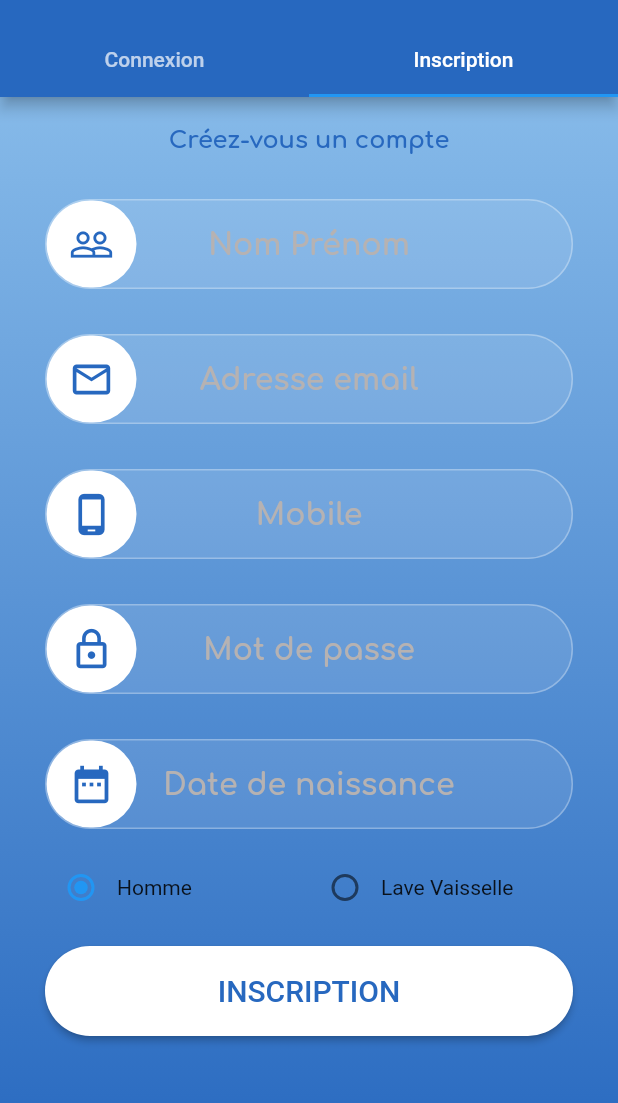
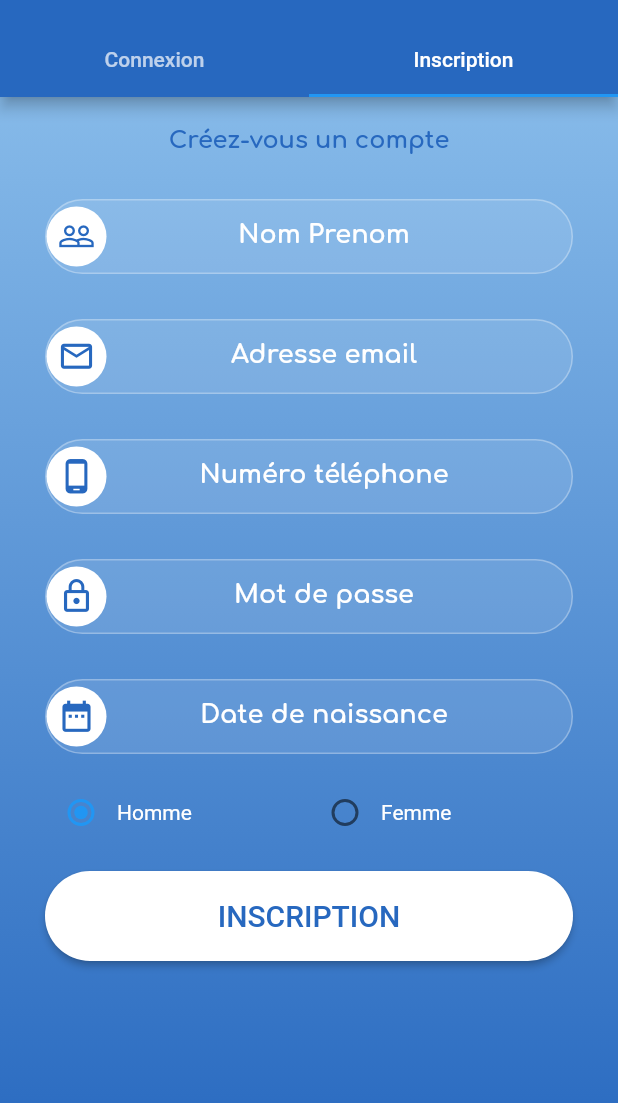
Before and after one commit to istrk33/coloc_app, a Flutter app: the screen it shows after launch, tab 2 chosen, on a phone screen of 412 x 824 dp, the part 59-1162 px from its top. Run offline on Flutter 3.47's test engine with Material 2 defaults, Android fonts, the phone set to English and light mode, and no system bars; our stand-ins replace cloud_firestore, firebase_auth, firebase_core, google_fonts; accounts and stored records are empty.

Commit message:
fields height reduced and labelfield fixed on focus

```diff
--- a/lib/auth/sign_in.dart
+++ b/lib/auth/sign_in.dart
@@ -116,38 +116,42 @@ class InputSection extends StatelessWidget {
               borderRadius: BorderRadius.circular(30),
               color: const Color.fromRGBO(255, 255, 255, 0.1),
             ),
-            height: 60,
+            height: 50,
             child: Row(
               children: [
                 Container(
-                  height: 60,
-                  width: 60,
+                  height: 40,
+                  width: 40,
                   decoration: BoxDecoration(
                     borderRadius: BorderRadius.circular(30),
                     color: Colors.white,
                   ),
                   child: const Icon(
                     Icons.people_outline,
-                    size: 30,
+                    size: 25,
                     color: Color(0xff2768bf),
                   ),
                 ),
                 SizedBox(
                   height: 60,
-                  width: 230,
+                  width: 270,
                   child: Center(
                     child: TextField(
                       controller: emailField,
+                      keyboardType: TextInputType.emailAddress,
                       textAlign: TextAlign.center,
                       style: GoogleFonts.comfortaa(
-                          fontSize: 20,
+                          fontSize: 18,
                           color: Colors.white,
                           fontWeight: FontWeight.bold),
                       obscureText: false,
                       decoration: InputDecoration(
-                        hintText: 'Adresse email',
-                        hintStyle: GoogleFonts.comfortaa(
-                            color: Color.fromARGB(255, 182, 178, 178)),
+                        label: const Center(
+                          child: Text("Adresse email"),
+                        ),
+                        labelStyle: GoogleFonts.comfortaa(color: Colors.white),
+                        contentPadding: EdgeInsets.fromLTRB(10, 0, 0, 20),
+                        floatingLabelBehavior: FloatingLabelBehavior.never,
                         border: InputBorder.none,
                       ),
                     ),
@@ -163,38 +167,41 @@ class InputSection extends StatelessWidget {
               borderRadius: BorderRadius.circular(30),
               color: const Color.fromRGBO(255, 255, 255, 0.1),
             ),
-            height: 60,
+            height: 50,
             child: Row(
               children: [
                 Container(
-                  height: 60,
-                  width: 60,
+                  height: 40,
+                  width: 40,
                   decoration: BoxDecoration(
                     borderRadius: BorderRadius.circular(30),
                     color: Colors.white,
                   ),
                   child: const Icon(
                     Icons.lock_outline,
-                    size: 30,
+                    size: 25,
                     color: Color(0xff2768bf),
                   ),
                 ),
                 SizedBox(
                   height: 60,
-                  width: 230,
+                  width: 280,
                   child: Center(
                     child: TextField(
                       controller: passwordField,
                       textAlign: TextAlign.center,
                       style: GoogleFonts.comfortaa(
-                          fontSize: 20,
+                          fontSize: 18,
                           color: Colors.white,
                           fontWeight: FontWeight.bold),
                       obscureText: true,
                       decoration: InputDecoration(
-                        hintText: 'Mot de passe',
-                        hintStyle: GoogleFonts.comfortaa(
-                            color: Color.fromARGB(255, 182, 178, 178)),
+                        label: const Center(
+                          child: Text("Mot de passe"),
+                        ),
+                        labelStyle: GoogleFonts.comfortaa(color: Colors.white),
+                        contentPadding: EdgeInsets.fromLTRB(10, 0, 0, 20),
+                        floatingLabelBehavior: FloatingLabelBehavior.never,
                         border: InputBorder.none,
                       ),
                     ),
--- a/lib/auth/sign_up.dart
+++ b/lib/auth/sign_up.dart
@@ -2,7 +2,7 @@ import 'package:flutter/material.dart';
 import 'package:firebase_auth/firebase_auth.dart';
 import 'package:cloud_firestore/cloud_firestore.dart';
 import 'package:google_fonts/google_fonts.dart';
-import 'package:fluttertoast/fluttertoast.dart';
+//import 'package:fluttertoast/fluttertoast.dart';
 
 FirebaseAuth auth = FirebaseAuth.instance;
 FirebaseFirestore firestore = FirebaseFirestore.instance;
@@ -77,37 +77,40 @@ class _InputSection extends State<InputSection> {
               borderRadius: BorderRadius.circular(30),
               color: const Color.fromRGBO(255, 255, 255, 0.1),
             ),
-            height: 60,
+            height: 50,
             child: Row(
               children: [
                 Container(
-                  height: 60,
-                  width: 60,
+                  height: 40,
+                  width: 40,
                   decoration: BoxDecoration(
                     borderRadius: BorderRadius.circular(30),
                     color: Colors.white,
                   ),
                   child: const Icon(
                     Icons.people_outline,
-                    size: 30,
+                    size: 25,
                     color: Color(0xff2768bf),
                   ),
                 ),
                 SizedBox(
                   height: 60,
-                  width: 230,
+                  width: 280,
                   child: Center(
                     child: TextField(
                       controller: firstLastNameField,
                       textAlign: TextAlign.center,
                       style: GoogleFonts.comfortaa(
-                          fontSize: 20,
+                          fontSize: 17,
                           color: Color.fromARGB(255, 255, 255, 255),
                           fontWeight: FontWeight.bold),
                       decoration: InputDecoration(
-                        hintText: 'Nom Prénom',
-                        hintStyle: GoogleFonts.comfortaa(
-                            color: Color.fromARGB(255, 182, 178, 178)),
+                        label: const Center(
+                          child: Text("Nom Prenom"),
+                        ),
+                        labelStyle: GoogleFonts.comfortaa(color: Colors.white),
+                        contentPadding: EdgeInsets.fromLTRB(10, 0, 0, 20),
+                        floatingLabelBehavior: FloatingLabelBehavior.never,
                         border: InputBorder.none,
                       ),
                     ),
@@ -123,37 +126,41 @@ class _InputSection extends State<InputSection> {
               borderRadius: BorderRadius.circular(30),
               color: const Color.fromRGBO(255, 255, 255, 0.1),
             ),
-            height: 60,
+            height: 50,
             child: Row(
               children: [
                 Container(
-                  height: 60,
-                  width: 60,
+                  height: 40,
+                  width: 40,
                   decoration: BoxDecoration(
                     borderRadius: BorderRadius.circular(30),
                     color: Colors.white,
                   ),
                   child: const Icon(
                     Icons.mail_outline,
-                    size: 30,
+                    size: 25,
                     color: Color(0xff2768bf),
                   ),
                 ),
                 SizedBox(
                   height: 60,
-                  width: 230,
+                  width: 280,
                   child: Center(
                     child: TextField(
                       controller: emailField,
+                      keyboardType: TextInputType.emailAddress,
                       textAlign: TextAlign.center,
                       style: GoogleFonts.comfortaa(
-                          fontSize: 20,
+                          fontSize: 17,
                           color: Colors.white,
                           fontWeight: FontWeight.bold),
                       decoration: InputDecoration(
-                        hintText: 'Adresse email',
-                        hintStyle: GoogleFonts.comfortaa(
-                            color: Color.fromARGB(255, 182, 178, 178)),
+                        label: const Center(
+                          child: Text("Adresse email"),
+                        ),
+                        labelStyle: GoogleFonts.comfortaa(color: Colors.white),
+                        contentPadding: EdgeInsets.fromLTRB(10, 0, 0, 20),
+                        floatingLabelBehavior: FloatingLabelBehavior.never,
                         border: InputBorder.none,
                       ),
                     ),
@@ -169,38 +176,41 @@ class _InputSection extends State<InputSection> {
               borderRadius: BorderRadius.circular(30),
               color: const Color.fromRGBO(255, 255, 255, 0.1),
             ),
-            height: 60,
+            height: 50,
             child: Row(
               children: [
                 Container(
-                  height: 60,
-                  width: 60,
+                  height: 40,
+                  width: 40,
                   decoration: BoxDecoration(
                     borderRadius: BorderRadius.circular(30),
                     color: Colors.white,
                   ),
                   child: const Icon(
                     Icons.phone_android_outlined,
-                    size: 30,
+                    size: 25,
                     color: Color(0xff2768bf),
                   ),
                 ),
                 SizedBox(
                   height: 60,
-                  width: 230,
+                  width: 280,
                   child: Center(
                     child: TextField(
                       controller: mobileField,
                       keyboardType: TextInputType.number,
                       textAlign: TextAlign.center,
                       style: GoogleFonts.comfortaa(
-                          fontSize: 20,
+                          fontSize: 17,
                           color: Colors.white,
                           fontWeight: FontWeight.bold),
                       decoration: InputDecoration(
-                        hintText: 'Mobile',
-                        hintStyle: GoogleFonts.comfortaa(
-                            color: Color.fromARGB(255, 182, 178, 178)),
+                        label: const Center(
+                          child: Text("Numéro téléphone"),
+                        ),
+                        labelStyle: GoogleFonts.comfortaa(color: Colors.white),
+                        contentPadding: EdgeInsets.fromLTRB(10, 0, 0, 20),
+                        floatingLabelBehavior: FloatingLabelBehavior.never,
                         border: InputBorder.none,
                       ),
                     ),
@@ -216,38 +226,41 @@ class _InputSection extends State<InputSection> {
               borderRadius: BorderRadius.circular(30),
               color: const Color.fromRGBO(255, 255, 255, 0.1),
             ),
-            height: 60,
+            height: 50,
             child: Row(
               children: [
                 Container(
-                  height: 60,
-                  width: 60,
+                  height: 40,
+                  width: 40,
                   decoration: BoxDecoration(
                     borderRadius: BorderRadius.circular(30),
                     color: Colors.white,
                   ),
                   child: const Icon(
                     Icons.lock_outline,
-                    size: 30,
+                    size: 25,
                     color: Color(0xff2768bf),
                   ),
                 ),
                 SizedBox(
                   height: 60,
-                  width: 230,
+                  width: 280,
                   child: Center(
                     child: TextField(
                       controller: passwordField,
                       textAlign: TextAlign.center,
                       style: GoogleFonts.comfortaa(
-                          fontSize: 20,
+                          fontSize: 17,
                           color: Colors.white,
                           fontWeight: FontWeight.bold),
                       obscureText: true,
                       decoration: InputDecoration(
-                        hintText: 'Mot de passe',
-                        hintStyle: GoogleFonts.comfortaa(
-                            color: Color.fromARGB(255, 182, 178, 178)),
+                        label: const Center(
+                          child: Text("Mot de passe"),
+                        ),
+                        labelStyle: GoogleFonts.comfortaa(color: Colors.white),
+                        contentPadding: EdgeInsets.fromLTRB(10, 0, 0, 20),
+                        floatingLabelBehavior: FloatingLabelBehavior.never,
                         border: InputBorder.none,
                       ),
                     ),
@@ -263,39 +276,42 @@ class _InputSection extends State<InputSection> {
               borderRadius: BorderRadius.circular(30),
               color: const Color.fromRGBO(255, 255, 255, 0.1),
             ),
-            height: 60,
+            height: 50,
             child: Row(
               children: [
                 Container(
-                  height: 60,
-                  width: 60,
+                  height: 40,
+                  width: 40,
                   decoration: BoxDecoration(
                     borderRadius: BorderRadius.circular(30),
                     color: Colors.white,
                   ),
                   child: const Icon(
                     Icons.date_range,
-                    size: 30,
+                    size: 25,
                     color: Color(0xff2768bf),
                   ),
                 ),
                 SizedBox(
                   height: 60,
-                  width: 230,
+                  width: 280,
                   child: Center(
                     child: TextField(
                       readOnly: true,
                       controller: birthdateField,
                       textAlign: TextAlign.center,
                       style: GoogleFonts.comfortaa(
-                          fontSize: 20,
+                          fontSize: 17,
                           color: Colors.white,
                           fontWeight: FontWeight.bold),
                       // obscureText: true,
                       decoration: InputDecoration(
-                        hintText: 'Date de naissance',
-                        hintStyle: GoogleFonts.comfortaa(
-                            color: Color.fromARGB(255, 182, 178, 178)),
+                        label: const Center(
+                          child: Text("Date de naissance"),
+                        ),
+                        labelStyle: GoogleFonts.comfortaa(color: Colors.white),
+                        contentPadding: EdgeInsets.fromLTRB(10, 0, 0, 20),
+                        floatingLabelBehavior: FloatingLabelBehavior.never,
                         border: InputBorder.none,
                       ),
                       onTap: () async {
@@ -337,7 +353,12 @@ class _InputSection extends State<InputSection> {
                           });
                         }),
                     Expanded(
-                      child: Text('Homme'),
+                      child: Text(
+                        'Homme',
+                        style: TextStyle(
+                          color: Colors.white,
+                        ),
+                      ),
                     )
                   ],
                 ),
@@ -354,7 +375,14 @@ class _InputSection extends State<InputSection> {
                             _sexe = value;
                           });
                         }),
-                    Expanded(child: Text('Lave Vaisselle'))
+                    Expanded(
+                      child: Text(
+                        'Femme',
+                        style: TextStyle(
+                          color: Colors.white,
+                        ),
+                      ),
+                    )
                   ],
                 ),
                 flex: 1,
@@ -453,17 +481,7 @@ class _InputSection extends State<InputSection> {
         })
         .then((value) => print("Utilisateur ajouté"))
         .catchError(
-          (error) => {
-            // print("Erreur: $error"),
-            Fluttertoast.showToast(
-                msg: "Erreur: $error",
-                toastLength: Toast.LENGTH_SHORT,
-                gravity: ToastGravity.CENTER,
-                timeInSecForIosWeb: 1,
-                backgroundColor: Colors.red,
-                textColor: Colors.white,
-                fontSize: 16.0)
-          },
+          (error) => {print("Erreur: $error")},
         );
   }
 }
--- a/pubspec.yaml
+++ b/pubspec.yaml
@@ -41,7 +41,7 @@ dependencies:
   firebase_auth: ^4.2.5
   google_fonts: ^3.0.1
   flutter_launcher_icons: ^0.11.0
-  fluttertoast: ^8.1.2
+  #fluttertoast: ^8.1.2
 
 dev_dependencies:
   flutter_test:
```
Also changed, not shown: pubspec.lock, 1 other file.
